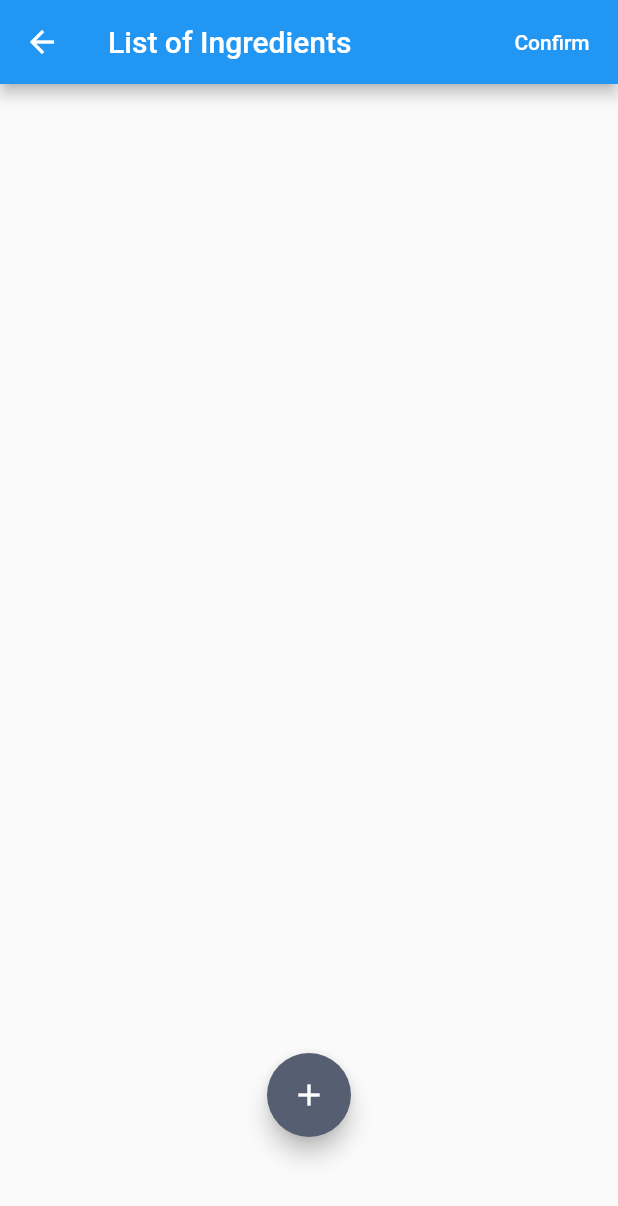
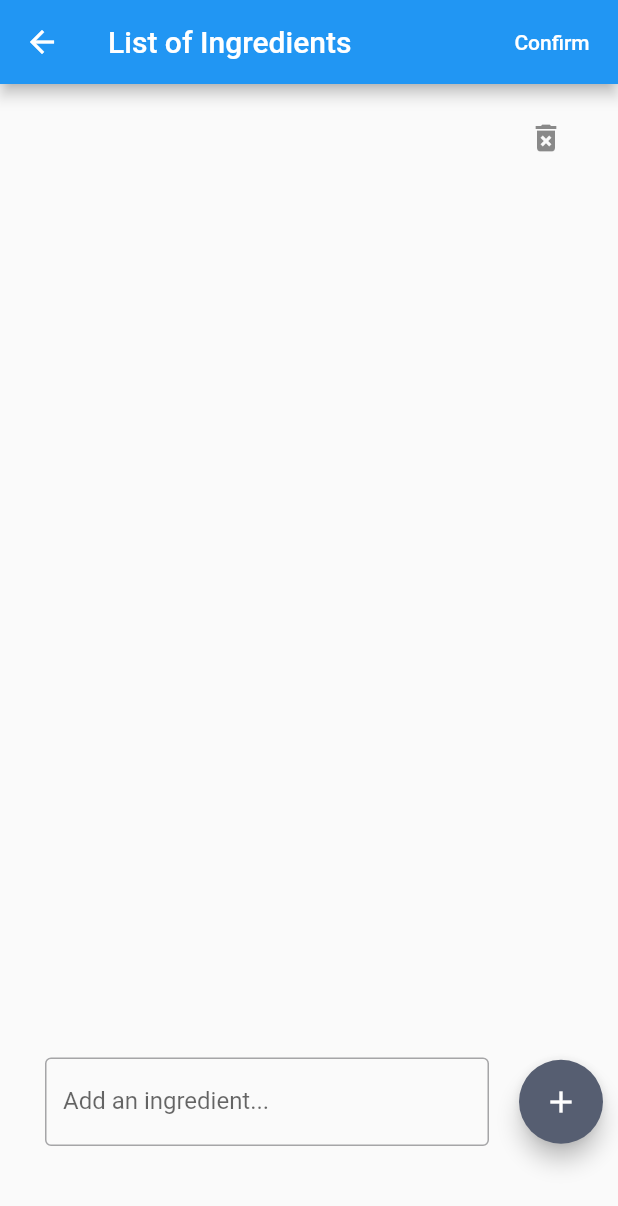
Before and after one commit to MLH-Fellowship/MLPrep, a Flutter app: the IngredientsList screen opened directly with empty values, after a tap on the "add" icon, on a phone screen of 412 x 824 dp. Shown: the top 1206 px of the screen. Run offline on Flutter 3.47's test engine with Material 2 defaults, Android fonts, the light colour scheme and no system bars; our stand-ins replace camera; missing offline and left inert: flutter_exif_rotation, tflite; project files that could hold a hidden picture were left out.

Commit message:
Fixed API call with local ingredients list

```diff
--- a/flutter-frontend/lib/ingredients.dart
+++ b/flutter-frontend/lib/ingredients.dart
@@ -16,23 +16,17 @@
 }
 
 class _IngredientsListState extends State<IngredientsList> {
+  TextEditingController nameController = TextEditingController();
+  List<String> ingredients;
+
+  @override
+  void initState() {
+    super.initState();
+    ingredients = []..addAll(widget.ingredients);
+  }
 
   @override
   Widget build(BuildContext context) {
-    List<Widget> children = new List<Widget>();
-
-    widget.ingredients.forEach((item) {
-      children.add(
-        new Row(
-          children: <Widget>[
-            new Text(item.toString()),
-            new SizedBox(width: 50.0),
-            new Icon(Icons.delete),
-          ],
-        ),
-      );
-    });
-
     return Scaffold(
       appBar: AppBar(
         title: Text("List of Ingredients"),
@@ -40,7 +34,7 @@
         FlatButton(
           textColor: Colors.white,
           onPressed: () async {
-            var url = "http://192.168.254.13:5000/${widget.ingredients.join(',')}";
+            var url = "http://192.168.254.13:5000/${ingredients.join(',')}";
             var response = await http.get(url);
             if (response.statusCode == 200) {
               Map parsed = jsonDecode(response.body);
@@ -65,22 +59,62 @@
           },
           child: Text("Confirm"),
           shape: CircleBorder(side: BorderSide(color: Colors.transparent)),
-        ),
-      ],
+          ),
+        ],
       ),
-      body: ListView(
-        padding: EdgeInsets.fromLTRB(25.0, 25.0, 25.0, 75.0),
-        children: children,
-      ),
-      floatingActionButton: Padding(
-          padding: const EdgeInsets.only(bottom: 50.0),
-          child: FloatingActionButton(
-            child: Icon(Icons.add),
-            onPressed: () {
-
-            })
-          ),
-      floatingActionButtonLocation: FloatingActionButtonLocation.centerFloat,
+      body: Column(children: <Widget>[
+        Expanded(
+            child: ListView.builder(
+                padding: const EdgeInsets.all(8),
+                itemCount: ingredients.length,
+                itemBuilder: (BuildContext context, int index) {
+                  final item = ingredients[index];
+                  return Dismissible(
+                    key: Key(item),
+                    direction: DismissDirection.startToEnd,
+                    child: ListTile(
+                      title: Text(item),
+                      trailing: IconButton(
+                        icon: Icon(Icons.delete_forever),
+                        onPressed: () {
+                          setState(() {
+                            ingredients.removeAt(index);
+                          });
+                        },
+                      ),
+                    ),
+                    onDismissed: (direction) {
+                      setState(() {
+                        ingredients.removeAt(index);
+                      });
+                    },
+                  );
+                })),
+        Padding(
+            padding: const EdgeInsets.symmetric(horizontal: 10, vertical: 60),
+            child: Row(children: <Widget>[
+              Expanded(
+                child: Padding(
+                  padding: const EdgeInsets.symmetric(horizontal: 20),
+                  child: TextField(
+                      decoration: InputDecoration(
+                        border: OutlineInputBorder(),
+                        labelText: 'Add an ingredient...',
+                      ),
+                      controller: nameController),
+                ),
+              ),
+              FloatingActionButton(
+                  child: Icon(Icons.add),
+                  onPressed: () async {
+                    setState(() {
+                      FocusScope.of(context).unfocus();
+                      ingredients.insert(0, nameController.text);
+                      nameController.clear();
+                    });
+                  })
+            ]))
+      ]),
     );
   }
 }
```
